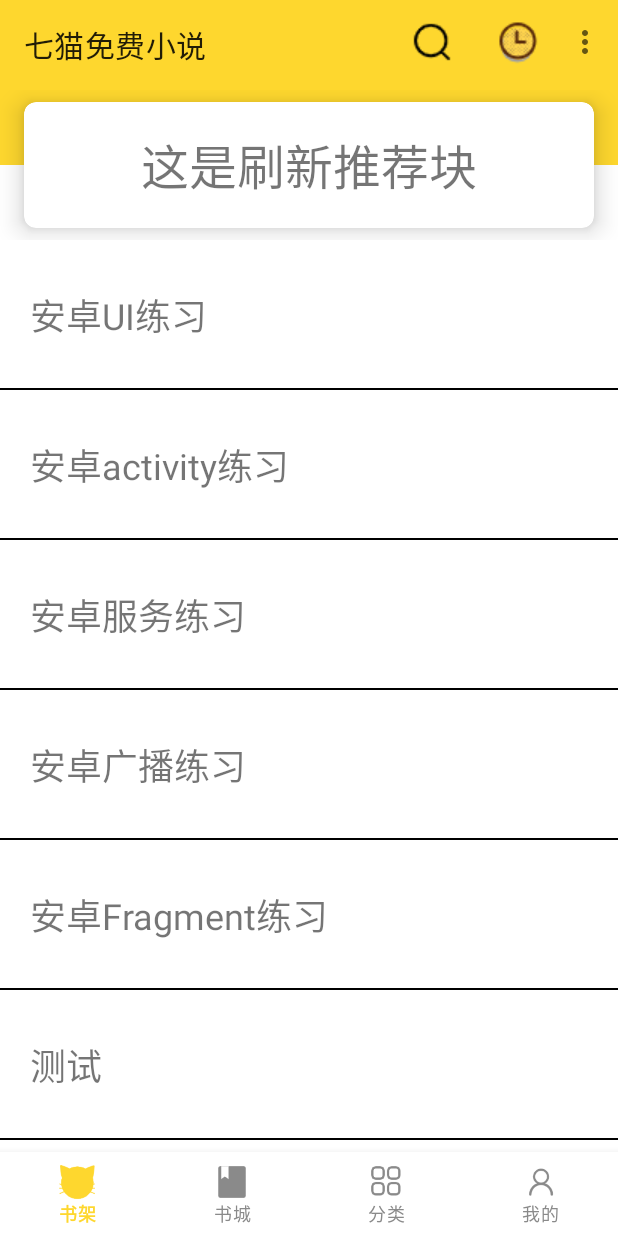
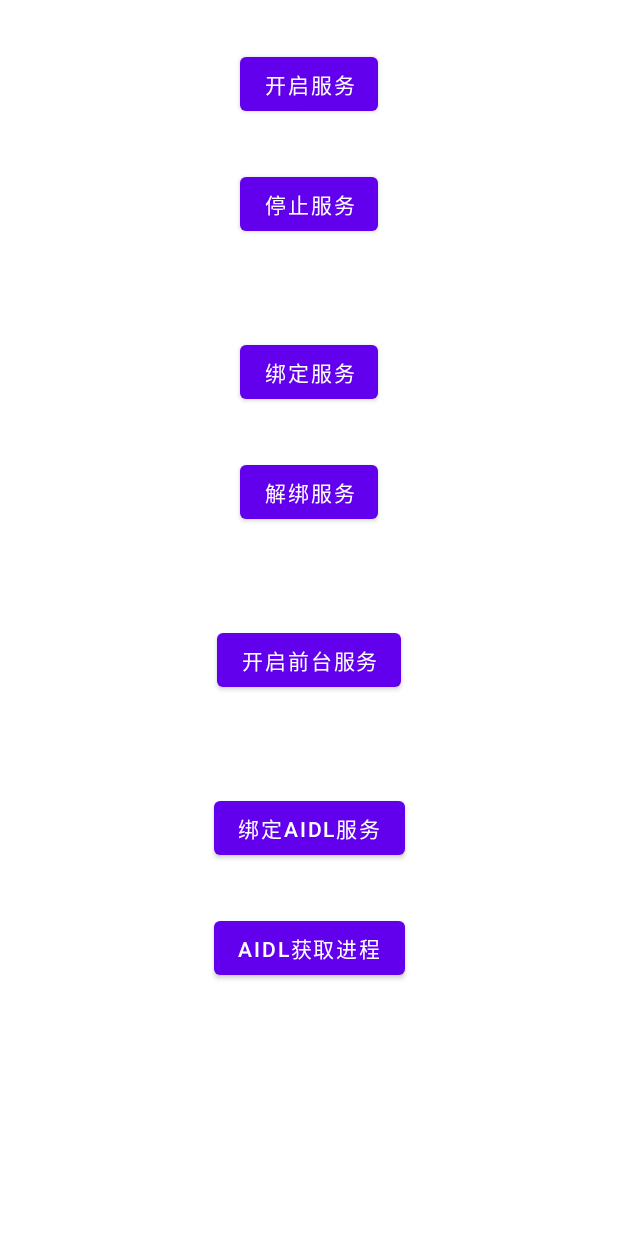
Before and after one commit to jnuwxc/kmTest, an Android app: the screen it shows after launch (MainActivity before the commit, ServiceActivity after it), after a tap on "安卓服务练习", on a phone screen of 412 x 824 dp. Run offline under Robolectric (Android 15) with nearby library versions, the phone set to English and light mode, and no system bars.

Commit message:
更新AIDL相关

```diff
--- a/app/src/main/java/com/example/kmtest/BookSelfFragment.java
+++ b/app/src/main/java/com/example/kmtest/BookSelfFragment.java
@@ -1,20 +1,11 @@
 package com.example.kmtest;
 
 import android.app.Activity;
-import android.app.Notification;
-import android.app.PendingIntent;
-import android.content.ComponentName;
-import android.content.Context;
-import android.content.Intent;
-import android.content.ServiceConnection;
 import android.os.Build;
 import android.os.Bundle;
-import android.os.IBinder;
 import android.view.LayoutInflater;
 import android.view.View;
 import android.view.ViewGroup;
-import android.widget.Button;
-import android.widget.LinearLayout;
 import android.widget.TextView;
 import android.widget.Toast;
 
@@ -27,11 +18,12 @@ import androidx.recyclerview.widget.LinearLayoutManager;
 import androidx.recyclerview.widget.RecyclerView;
 import androidx.swiperefreshlayout.widget.SwipeRefreshLayout;
 
+import com.example.kmtest.serviceTest.MyService;
+
 import java.util.ArrayList;
 
 public class BookSelfFragment extends Fragment {
 
-    private MyService.DownloadBinder downloadBinder;
     private int refreshCount;
     private ArrayList<String> itemNames = new ArrayList<>();
 
--- a/app/src/main/java/com/example/kmtest/BookShelfAdapter.java
+++ b/app/src/main/java/com/example/kmtest/BookShelfAdapter.java
@@ -11,6 +11,7 @@ import androidx.recyclerview.widget.RecyclerView;
 
 import com.example.kmtest.broadcast.BroadcastActivity;
 import com.example.kmtest.fragmentTest.NewsActivity;
+import com.example.kmtest.serviceTest.ServiceActivity;
 
 import java.util.ArrayList;
 
@@ -34,13 +35,17 @@ public class BookShelfAdapter extends RecyclerView.Adapter<BookShelfAdapter.View
                 case "安卓UI练习":
                     Log.d(TAG, "onCreateViewHolder: 安卓UI练习" );
                     break;
+                case "安卓服务练习":
+                    Intent intentService = new Intent(parent.getContext(), ServiceActivity.class);
+                    parent.getContext().startActivity(intentService);
+                    break;
                 case "安卓广播练习":
-                    Intent intent = new Intent(parent.getContext(), BroadcastActivity.class);
-                    parent.getContext().startActivity(intent);
+                    Intent intentBroadcast = new Intent(parent.getContext(), BroadcastActivity.class);
+                    parent.getContext().startActivity(intentBroadcast);
                     break;
                 case "安卓Fragment练习":
-                    Intent intent1 = new Intent(parent.getContext(), NewsActivity.class);
-                    parent.getContext().startActivity(intent1);
+                    Intent intentFragment = new Intent(parent.getContext(), NewsActivity.class);
+                    parent.getContext().startActivity(intentFragment);
                 default:
                     break;
             }
--- /dev/null
+++ b/app/src/main/java/com/example/kmtest/serviceTest/ServiceActivity.java
@@ -0,0 +1,128 @@
+package com.example.kmtest.serviceTest;
+
+import androidx.appcompat.app.AppCompatActivity;
+
+import android.content.ComponentName;
+import android.content.Context;
+import android.content.Intent;
+import android.content.ServiceConnection;
+import android.os.Bundle;
+import android.os.IBinder;
+import android.os.RemoteException;
+import android.util.Log;
+import android.view.View;
+import android.os.Process;
+import com.example.kmtest.IMyAidlInterface;
+import com.example.kmtest.MyToast;
+import com.example.kmtest.R;
+import com.example.kmtest.databinding.ActivityServiceBinding;
+import com.example.kmtest.databinding.ActivitySettingBinding;
+
+public class ServiceActivity extends AppCompatActivity {
+
+    private static final String TAG = "ServiceActivity";
+    private ActivityServiceBinding binding;
+    private MyService.ForegroundBinder foregroundBinder;
+    private AIDLService.MyBinder myBinder;
+    private boolean isBindService;
+    private boolean isBindAIDLService;
+    @Override
+    protected void onCreate(Bundle savedInstanceState) {
+        super.onCreate(savedInstanceState);
+        binding = ActivityServiceBinding.inflate(getLayoutInflater());
+        setContentView(binding.getRoot());
+
+        binding.btnStartService.setOnClickListener(new View.OnClickListener() {
+            @Override
+            public void onClick(View v) {
+                Intent intent = new Intent(ServiceActivity.this, MyService.class);
+                startService(intent);
+            }
+        });
+
+        binding.btnStopService.setOnClickListener(new View.OnClickListener() {
+            @Override
+            public void onClick(View v) {
+                Intent intent = new Intent(ServiceActivity.this, MyService.class);
+                stopService(intent);
+            }
+        });
+
+        Connection connection = new Connection();
+        binding.btnBindService.setOnClickListener(new View.OnClickListener() {
+            @Override
+            public void onClick(View v) {
+                Intent intent = new Intent(ServiceActivity.this, MyService.class);
+                bindService(intent, connection, Context.BIND_AUTO_CREATE);
+            }
+        });
+        binding.btnUnbindService.setOnClickListener(new View.OnClickListener() {
+            @Override
+            public void onClick(View v) {
+                unbindService(connection);
+            }
+        });
+
+        binding.btnForgroundService.setOnClickListener(new View.OnClickListener() {
+            @Override
+            public void onClick(View v) {
+                if (isBindService) {
+                    foregroundBinder.startForegroundService();
+                }else {
+                    MyToast.toast("必须先绑定服务！点击绑定服务按钮");
+                }
+            }
+        });
+
+        AIDLConnection aidlConnection = new AIDLConnection();
+        binding.btnBindAIDL.setOnClickListener(new View.OnClickListener() {
+            @Override
+            public void onClick(View v) {
+                Intent intent = new Intent(ServiceActivity.this, AIDLService.class);
+                bindService(intent, aidlConnection, Context.BIND_AUTO_CREATE);
+
+            }
+        });
+        binding.btnGetPid.setOnClickListener(new View.OnClickListener() {
+            @Override
+            public void onClick(View v) {
+                if(isBindAIDLService){
+                    try {
+                        MyToast.toast("当前进程ID" + Process.myPid() + " AIDL进程ID" + myBinder.getPid());
+                    } catch (RemoteException e) {
+                        e.printStackTrace();
+                    }
+                }else {
+                    MyToast.toast("必须先绑定AIDL服务！点击绑定AIDL服务按钮");
+                }
+            }
+        });
+    }
+
+    class Connection implements ServiceConnection {
+
+        @Override
+        public void onServiceConnected(ComponentName name, IBinder service) {
+            foregroundBinder = (MyService.ForegroundBinder) service;
+            isBindService = true;
+        }
+
+        @Override
+        public void onServiceDisconnected(ComponentName name) {
+        }
+    }
+
+    class AIDLConnection implements ServiceConnection{
+
+        @Override
+        public void onServiceConnected(ComponentName name, IBinder service) {
+            myBinder = (AIDLService.MyBinder) IMyAidlInterface.Stub.asInterface(service);
+            isBindAIDLService = true;
+        }
+
+        @Override
+        public void onServiceDisconnected(ComponentName name) {
+
+        }
+    }
+}
--- /dev/null
+++ b/app/src/main/res/layout/activity_service.xml
@@ -0,0 +1,78 @@
+<?xml version="1.0" encoding="utf-8"?>
+<androidx.constraintlayout.widget.ConstraintLayout xmlns:android="http://schemas.android.com/apk/res/android"
+    xmlns:app="http://schemas.android.com/apk/res-auto"
+    xmlns:tools="http://schemas.android.com/tools"
+    android:layout_width="match_parent"
+    android:layout_height="match_parent"
+    tools:context=".serviceTest.ServiceActivity">
+
+    <Button
+        android:id="@+id/btnStartService"
+        android:layout_width="wrap_content"
+        android:layout_height="wrap_content"
+        android:layout_marginTop="32dp"
+        android:text="开启服务"
+        app:layout_constraintEnd_toEndOf="parent"
+        app:layout_constraintStart_toStartOf="parent"
+        app:layout_constraintTop_toTopOf="parent" />
+
+    <Button
+        android:id="@+id/btnStopService"
+        android:layout_width="wrap_content"
+        android:layout_height="wrap_content"
+        android:layout_marginTop="32dp"
+        android:text="停止服务"
+        app:layout_constraintEnd_toEndOf="parent"
+        app:layout_constraintStart_toStartOf="parent"
+        app:layout_constraintTop_toBottomOf="@+id/btnStartService" />
+
+    <Button
+        android:id="@+id/btnBindService"
+        android:layout_width="wrap_content"
+        android:layout_height="wrap_content"
+        android:layout_marginTop="64dp"
+        android:text="绑定服务"
+        app:layout_constraintEnd_toEndOf="parent"
+        app:layout_constraintStart_toStartOf="parent"
+        app:layout_constraintTop_toBottomOf="@+id/btnStopService" />
+
+    <Button
+        android:id="@+id/btnUnbindService"
+        android:layout_width="wrap_content"
+        android:layout_height="wrap_content"
+        android:layout_marginTop="32dp"
+        android:text="解绑服务"
+        app:layout_constraintEnd_toEndOf="parent"
+        app:layout_constraintStart_toStartOf="parent"
+        app:layout_constraintTop_toBottomOf="@+id/btnBindService" />
+
+    <Button
+        android:id="@+id/btnForgroundService"
+        android:layout_width="wrap_content"
+        android:layout_height="wrap_content"
+        android:layout_marginTop="64dp"
+        android:text="开启前台服务"
+        app:layout_constraintEnd_toEndOf="parent"
+        app:layout_constraintStart_toStartOf="parent"
+        app:layout_constraintTop_toBottomOf="@+id/btnUnbindService" />
+
+    <Button
+        android:id="@+id/btnBindAIDL"
+        android:layout_width="wrap_content"
+        android:layout_height="wrap_content"
+        android:layout_marginTop="64dp"
+        android:text="绑定AIDL服务"
+        app:layout_constraintEnd_toEndOf="parent"
+        app:layout_constraintStart_toStartOf="parent"
+        app:layout_constraintTop_toBottomOf="@+id/btnForgroundService" />
+
+    <Button
+        android:id="@+id/btnGetPid"
+        android:layout_width="wrap_content"
+        android:layout_height="wrap_content"
+        android:layout_marginTop="32dp"
+        android:text="AIDL获取进程"
+        app:layout_constraintEnd_toEndOf="parent"
+        app:layout_constraintStart_toStartOf="parent"
+        app:layout_constraintTop_toBottomOf="@+id/btnBindAIDL" />
+</androidx.constraintlayout.widget.ConstraintLayout>
```
Also changed, not shown: app/src/main/AndroidManifest.xml (+8 -2 lines), app/src/main/java/com/example/kmtest/MyService.java (deleted, +0 -71 lines), app/src/main/java/com/example/kmtest/serviceTest/AIDLService.java (added, +34 -0 lines), app/src/main/java/com/example/kmtest/serviceTest/MyService.java (added, +71 -0 lines), app/src/main/aidl/com/example/kmtest/IMyAidlInterface.aidl (added), 1 other file.
